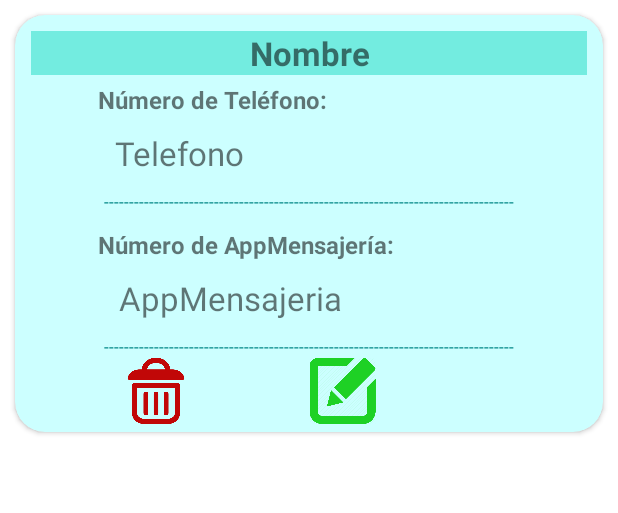
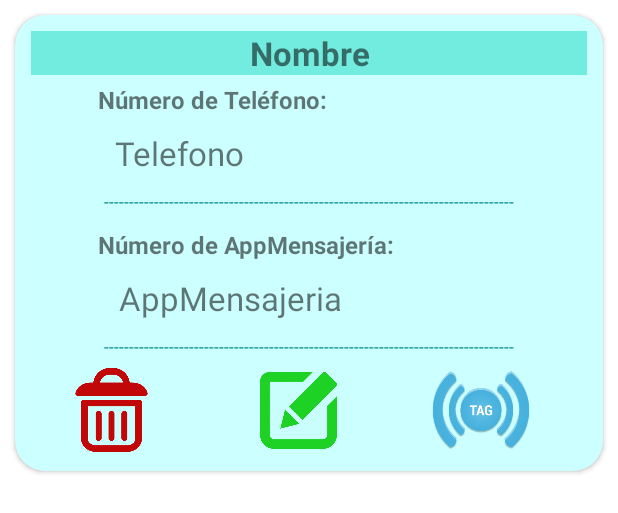
Before and after one commit to AndreaLaz/AgendaNFC, an Android app: the layout view_contacto_single.xml on its own in the app's theme, with its tools: preview values and no code run, on a phone screen of 412 x 824 dp. Shown: the top 513 px of the screen. Run offline under Robolectric (Android 15) with nearby library versions, the phone set to English and light mode, and no system bars.

Commit message:
NFC vinculado bien MISCONTACTOS

```diff
--- a/app/src/main/res/layout/activity_grabar_nfc.xml
+++ b/app/src/main/res/layout/activity_grabar_nfc.xml
@@ -69,7 +69,7 @@
         android:background="#00BCD4"
         android:backgroundTint="#00BCD4"
         android:shadowColor="#3F51B5"
-        android:text="nfcapp"
+        android:text="OTRO"
         android:textColor="#455A64"
         android:textSize="48sp"
         android:verticalScrollbarPosition="defaultPosition"
--- a/app/src/main/res/layout/view_contacto_single.xml
+++ b/app/src/main/res/layout/view_contacto_single.xml
@@ -116,10 +116,10 @@
 
             <ImageView
                 android:id="@+id/bto_eliminar"
-                android:layout_width="77dp"
-                android:layout_height="44dp"
-                android:layout_gravity="left"
-                android:layout_marginLeft="50dp"
+                android:layout_width="78dp"
+                android:layout_height="56dp"
+                android:layout_marginLeft="20dp"
+                android:layout_gravity="left|center_vertical"
                 android:backgroundTint="#E45151"
                 android:foregroundTint="#E11010"
                 app:srcCompat="@drawable/trash"
@@ -132,6 +132,14 @@
                 android:layout_marginLeft="60dp"
                 app:srcCompat="@drawable/edit_icon"
                 app:tint="#1ED125" />
+
+            <ImageView
+                android:id="@+id/bto_TAG"
+                android:layout_width="70dp"
+                android:layout_height="70dp"
+                android:layout_marginLeft="20dp"
+                android:layout_weight="1"
+                app:srcCompat="@drawable/nfc_icon" />
         </LinearLayout>
     </LinearLayout>
 
```
Also changed, not shown: app/src/main/java/mobile/android/agendanfc/AniadirContActivity.java (+69 -2 lines), app/src/main/java/mobile/android/agendanfc/FormularioActivity.java (+21 -13 lines), app/src/main/java/mobile/android/agendanfc/GrabarLlamadaActivity.java (+9 -1 lines), app/src/main/java/mobile/android/agendanfc/GrabarWhattsapActivity.java (+9 -1 lines), app/src/main/java/mobile/android/agendanfc/adapter/ContactoAdapter.java (+21 -1 lines), app/src/main/res/drawable/nfc_icon.png (added).
